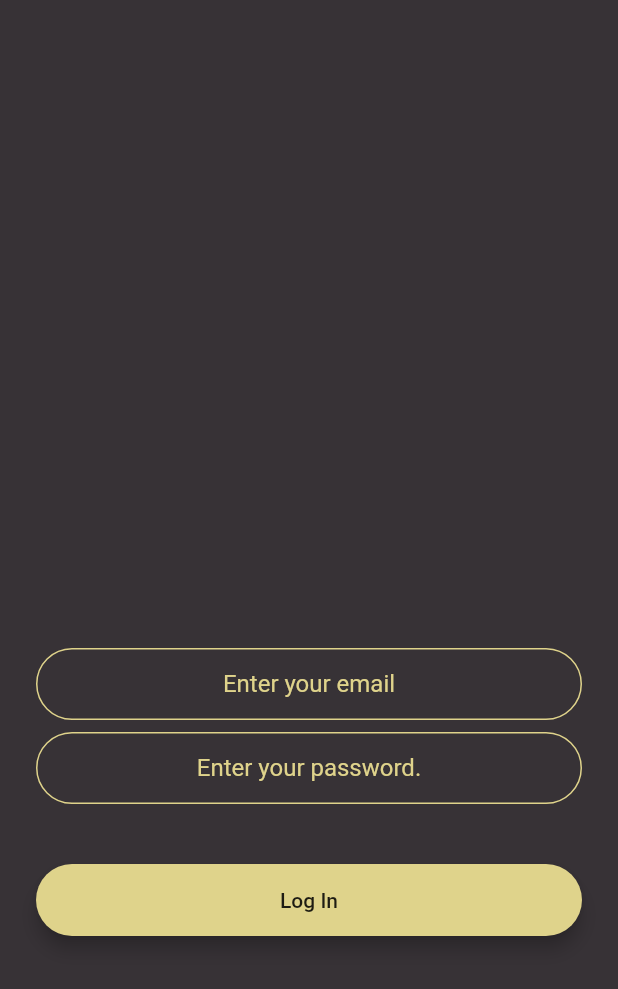
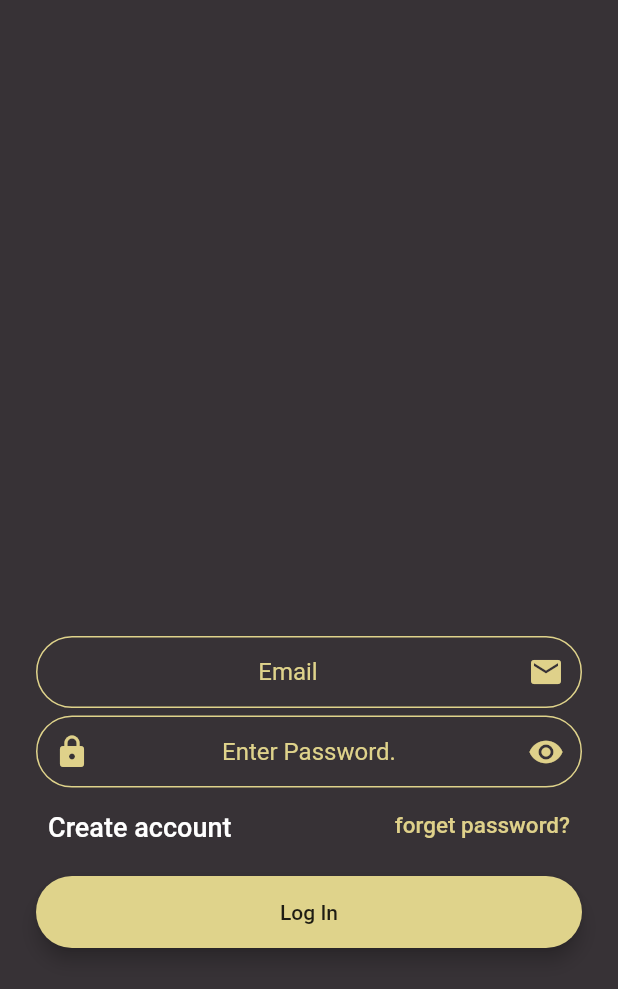
Before and after one commit to nemeab/tsehay_art_store, a Flutter app: the screen it shows after launch, after a tap on "Log In", on a phone screen of 412 x 824 dp. Shown: the top 989 px of the screen. Run offline on Flutter 3.47's test engine with Material 2 defaults, Android fonts, the light colour scheme and no system bars; drawn by our look-alikes of modal_progress_hud_nsn; our stand-ins replace curved_navigation_bar, firebase_auth, firebase_core; accounts and stored records are empty.

Commit message:
some changes in login and regestration

```diff
--- a/art_store/lib/constants/constants.dart
+++ b/art_store/lib/constants/constants.dart
@@ -1,9 +1,9 @@
 import 'dart:ui';
 
 class AppColors {
-  static final Color DarkGray = const Color(0xff222224);
-  static final Color LightGray = const Color(0xff373236);
-  static final Color Gold = const Color(0xffdfd18a);
-  static final Color MediumGray = const Color(0xff3e3e40);
-  static final Color white = Color.fromARGB(255, 255, 255, 255);
+  static const Color DarkGray = Color(0xff222224);
+  static const Color LightGray = Color(0xff373236);
+  static const Color Gold = Color(0xffdfd18a);
+  static const Color MediumGray = Color(0xff3e3e40);
+  static const Color white = Color.fromARGB(255, 255, 255, 255);
 }
--- a/art_store/lib/main.dart
+++ b/art_store/lib/main.dart
@@ -1,7 +1,7 @@
 import 'package:art_store/screen/account.dart';
 import 'package:art_store/screen/home.dart';
-// import 'package:art_store/screen/products.dart';
-import 'package:art_store/screen/welcome.dart';
+import 'package:art_store/screen/otherfunctionality.dart';
+import 'package:art_store/screen/reset_password.dart';
 import 'package:art_store/widgets/Bottom_navigation_bar.dart';
 import 'package:firebase_core/firebase_core.dart';
 import 'package:flutter/material.dart';
@@ -22,14 +22,17 @@ class MyApp extends StatelessWidget {
     return MaterialApp(
       title: 'Tsehay Art Store',
       theme: ThemeData(),
-      initialRoute: WelcomeScreen.id,
+      initialRoute: LoginScreen.id,
       routes: {
         Base.id: (context) => const Base(),
-        WelcomeScreen.id: (context) => const WelcomeScreen(),
         LoginScreen.id: (context) => const LoginScreen(),
         RegistrationScreen.id: (context) => const RegistrationScreen(),
         Account.id: (context) => Account(),
-        Home_page.id: (context) => const Home_page(),
+        Home_page.id: (context) => const Home_page(
+              name: '',
+            ),
+        ResetPassword.id: (context) => const ResetPassword(),
+        Otherfunctionality.id: (context) => const Otherfunctionality()
       },
     );
   }
--- a/art_store/lib/screen/login.dart
+++ b/art_store/lib/screen/login.dart
@@ -1,10 +1,12 @@
 // import 'package:art_store/screen/account.dart';
 import 'package:art_store/constants/constants.dart';
-import 'package:art_store/screen/home.dart';
+import 'package:art_store/screen/registration.dart';
 import 'package:art_store/widgets/Bottom_navigation_bar.dart';
 import 'package:flutter/material.dart';
 import 'package:firebase_auth/firebase_auth.dart';
 import 'package:modal_progress_hud_nsn/modal_progress_hud_nsn.dart';
+import 'package:art_store/screen/otherfunctionality.dart';
+// import 'package:art_store/screen/reset_password.dart';
 
 class LoginScreen extends StatefulWidget {
   const LoginScreen({super.key});
@@ -21,10 +23,18 @@ class LoginScreenState extends State<LoginScreen> {
   bool showSpinner = false;
   late String email;
   late String password;
+  bool _obscureText = true;
+
+  void _passwordhide() {
+    setState(() {
+      _obscureText = !_obscureText;
+    });
+  }
 
   @override
   Widget build(BuildContext context) {
     return Scaffold(
+      resizeToAvoidBottomInset: true,
       backgroundColor: AppColors.LightGray,
       body: ModalProgressHUD(
         inAsyncCall: showSpinner,
@@ -45,7 +55,7 @@ class LoginScreenState extends State<LoginScreen> {
                 height: 48.0,
               ),
               TextField(
-                style: const TextStyle(color: Colors.white),
+                style: const TextStyle(color: AppColors.Gold),
                 keyboardType: TextInputType.emailAddress,
                 textAlign: TextAlign.center,
                 onChanged: (value) {
@@ -53,11 +63,15 @@ class LoginScreenState extends State<LoginScreen> {
                 },
                 decoration: const InputDecoration(
                   hintStyle: TextStyle(color: Color(0xffdfd38b)),
-                  hintText: 'Enter your email',
+                  hintText: 'Email',
                   contentPadding:
                       EdgeInsets.symmetric(vertical: 10.0, horizontal: 20.0),
                   border: OutlineInputBorder(
                     borderRadius: BorderRadius.all(Radius.circular(32.0)),
+                  ),
+                  suffixIcon: Icon(
+                    Icons.email,
+                    color: AppColors.Gold,
                   ),
                   enabledBorder: OutlineInputBorder(
                     borderSide:
@@ -72,29 +86,39 @@ class LoginScreenState extends State<LoginScreen> {
                 ),
               ),
               const SizedBox(
-                height: 8.0,
+                height: 5.0,
               ),
-              TextField(
-                style: const TextStyle(color: Colors.white),
-                obscureText: true,
+              TextFormField(
+                obscureText: _obscureText,
+                style: TextStyle(color: AppColors.Gold),
                 textAlign: TextAlign.center,
                 onChanged: (value) {
                   password = value;
                 },
-                decoration: const InputDecoration(
-                  hintStyle: TextStyle(color: Color(0xffdfd38b)),
-                  hintText: 'Enter your password.',
-                  contentPadding:
-                      EdgeInsets.symmetric(vertical: 10.0, horizontal: 20.0),
-                  border: OutlineInputBorder(
+                decoration: InputDecoration(
+                  hintStyle: const TextStyle(color: Color(0xffdfd38b)),
+                  hintText: 'Enter Password.',
+                  contentPadding: const EdgeInsets.symmetric(
+                      vertical: 10.0, horizontal: 20.0),
+                  border: const OutlineInputBorder(
                     borderRadius: BorderRadius.all(Radius.circular(32.0)),
                   ),
-                  enabledBorder: OutlineInputBorder(
+                  prefixIcon: const Icon(
+                    Icons.lock,
+                    color: AppColors.Gold,
+                  ),
+                  suffixIcon: IconButton(
+                    color: AppColors.Gold,
+                    icon: Icon(
+                        _obscureText ? Icons.visibility : Icons.visibility_off),
+                    onPressed: _passwordhide,
+                  ),
+                  enabledBorder: const OutlineInputBorder(
                     borderSide:
                         BorderSide(color: Color(0xffdfd38b), width: 1.0),
                     borderRadius: BorderRadius.all(Radius.circular(32.0)),
                   ),
-                  focusedBorder: OutlineInputBorder(
+                  focusedBorder: const OutlineInputBorder(
                     borderSide:
                         BorderSide(color: Color(0xffdfd38b), width: 2.0),
                     borderRadius: BorderRadius.all(Radius.circular(32.0)),
@@ -102,8 +126,10 @@ class LoginScreenState extends State<LoginScreen> {
                 ),
               ),
               const SizedBox(
-                height: 24.0,
+                height: 8.0,
               ),
+              const Otherfunctionality(),
+              // forgetpassword(context),
               Padding(
                 padding: const EdgeInsets.symmetric(vertical: 16.0),
                 child: Material(
@@ -122,12 +148,12 @@ class LoginScreenState extends State<LoginScreen> {
                         if (user != null) {
                           Navigator.pushNamed(context, Base.id);
                         }
-                        setState(() {
-                          showSpinner = false;
-                        });
                       } catch (e) {
                         print(e);
                       }
+                      setState(() {
+                        showSpinner = false;
+                      });
                     },
                     minWidth: 200.0,
                     height: 42.0,
--- /dev/null
+++ b/art_store/lib/screen/otherfunctionality.dart
@@ -0,0 +1,45 @@
+import 'package:flutter/material.dart';
+import 'package:art_store/constants/constants.dart';
+import 'package:art_store/screen/registration.dart';
+import 'package:art_store/screen/reset_password.dart';
+
+class Otherfunctionality extends StatelessWidget {
+  const Otherfunctionality({super.key});
+
+  static const id = 'otherfunctionality';
+
+  @override
+  Widget build(BuildContext context) {
+    return Container(
+      width: MediaQuery.of(context).size.width,
+      height: 35,
+      alignment: Alignment.bottomRight,
+      child: Row(
+        mainAxisAlignment: MainAxisAlignment.spaceBetween,
+        children: [
+          TextButton(
+              child: const Text(
+                "Create account",
+                style: TextStyle(color: AppColors.white, fontSize: 18),
+                textAlign: TextAlign.right,
+              ),
+              onPressed: () {
+                Navigator.pushNamed(context, RegistrationScreen.id);
+              }),
+          const SizedBox(
+            width: 5,
+          ),
+          TextButton(
+              child: const Text(
+                "forget password?",
+                style: TextStyle(color: AppColors.Gold, fontSize: 15),
+                textAlign: TextAlign.right,
+              ),
+              onPressed: () {
+                Navigator.pushNamed(context, ResetPassword.id);
+              }),
+        ],
+      ),
+    );
+  }
+}
--- a/art_store/lib/screen/welcome.dart
+++ /dev/null
@@ -1,117 +0,0 @@
-import 'package:art_store/constants/constants.dart';
-import 'package:art_store/screen/login.dart';
-import 'package:flutter/material.dart';
-import 'package:art_store/screen/registration.dart';
-
-import '../widgets/Bottom_navigation_bar.dart';
-
-class WelcomeScreen extends StatefulWidget {
-  const WelcomeScreen({super.key});
-
-  static const String id = 'welcome_screen';
-
-  @override
-  WelcomeScreenState createState() => WelcomeScreenState();
-}
-
-class WelcomeScreenState extends State<WelcomeScreen>
-    with SingleTickerProviderStateMixin {
-  late AnimationController controller;
-
-  @override
-  void initState() {
-    super.initState();
-
-    controller = AnimationController(
-        duration: const Duration(seconds: 1), vsync: this, upperBound: 100.0);
-
-    controller.forward();
-
-    controller.addListener(() {
-      setState(() {});
-    });
-  }
-
-  @override
-  Widget build(BuildContext context) {
-    return Scaffold(
-      backgroundColor: AppColors.LightGray,
-      body: Padding(
-        padding: const EdgeInsets.symmetric(horizontal: 24.0),
-        child: Column(
-          mainAxisAlignment: MainAxisAlignment.center,
-          crossAxisAlignment: CrossAxisAlignment.stretch,
-          children: <Widget>[
-            Row(
-              children: const <Widget>[
-                Hero(
-                  tag: 'logo',
-                  child: SizedBox(
-                    // child: Image.asset('images/logo.png'),
-                    height: 60.0,
-                  ),
-                ),
-                // Text(
-                //   'Tsehay Art Store',
-                //   style: TextStyle(
-                //     color: Color(0xffdfd38b),
-                //     fontSize: 45.0,
-                //     fontWeight: FontWeight.w900,
-                //   ),
-                // ),
-              ],
-            ),
-            const SizedBox(
-              height: 48.0,
-            ),
-            Padding(
-              padding: const EdgeInsets.symmetric(vertical: 16.0),
-              child: Material(
-                elevation: 5.0,
-                color: const Color(0xffdfd38b),
-                borderRadius: BorderRadius.circular(30.0),
-                child: MaterialButton(
-                  onPressed: () {
-                    Navigator.pushNamed(context, LoginScreen.id);
-                  },
-                  minWidth: 200.0,
-                  height: 42.0,
-                  child: const Text(
-                    'Log In',
-                  ),
-                ),
-              ),
-            ),
-            const Center(
-              child: Text(
-                'or',
-                style: TextStyle(
-                    color: Color(0xffdfd38b),
-                    fontSize: 20,
-                    fontWeight: FontWeight.bold),
-              ),
-            ),
-            Padding(
-              padding: const EdgeInsets.symmetric(vertical: 16.0),
-              child: Material(
-                color: const Color(0xffdfd38b),
-                borderRadius: BorderRadius.circular(30.0),
-                elevation: 5.0,
-                child: MaterialButton(
-                  onPressed: () {
-                    Navigator.pushNamed(context, RegistrationScreen.id);
-                  },
-                  minWidth: 200.0,
-                  height: 42.0,
-                  child: const Text(
-                    'sign up',
-                  ),
-                ),
-              ),
-            ),
-          ],
-        ),
-      ),
-    );
-  }
-}
```
Also changed, not shown: art_store/lib/constants/Big_text.dart (+8 -8 lines), art_store/lib/screen/home.dart (+5 -6 lines), art_store/lib/screen/registration.dart (+62 -18 lines), art_store/lib/screen/reset_password.dart (added, +101 -0 lines), art_store/lib/widgets/Bottom_navigation_bar.dart (+11 -8 lines).
